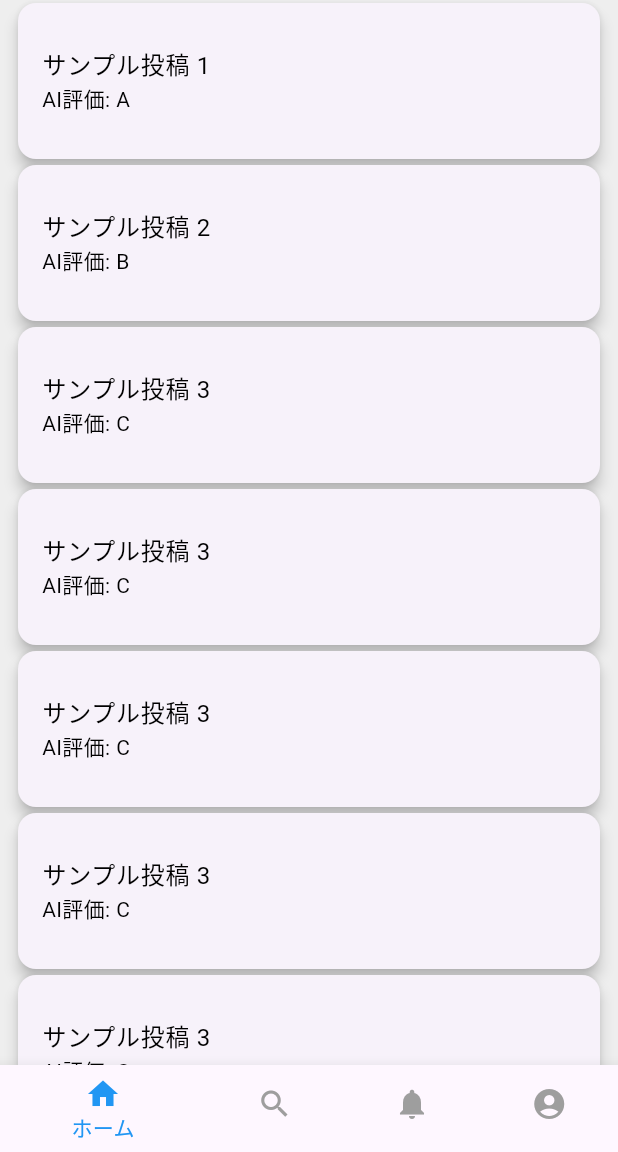
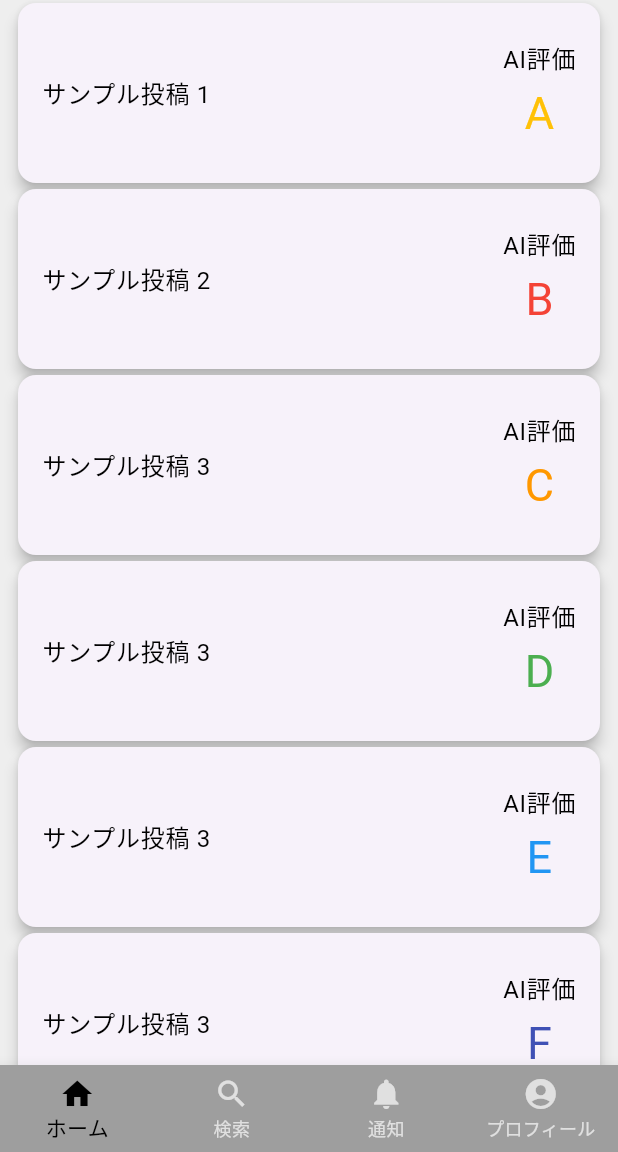
Before and after one commit to Shochan0713/PostGrade, a Flutter app: the screen it shows after launch, on a phone screen of 412 x 824 dp, the part 84-1236 px from its top. Run offline on Flutter 3.47's test engine with Material 3 defaults, Android fonts, the light colour scheme and no system bars; our stand-ins replace cloud_firestore, firebase_core, flutter_riverpod, go_router; accounts and stored records are empty.

Commit message:
Homeの表示修正

```diff
--- a/postgrade/lib/router/app_router.dart
+++ b/postgrade/lib/router/app_router.dart
@@ -1,4 +1,3 @@
-import 'package:flutter/material.dart';
 import 'package:go_router/go_router.dart';
 import 'package:postgrade/views/home_view.dart';
 import 'package:postgrade/views/login_view.dart';
@@ -13,7 +12,7 @@ class AppRouter {
           routes: [
             GoRoute(
               path: '/',
-              builder: (context, state) => HomePage(),
+              builder: (context, state) => const HomePage(),
             ),
             // pageBuilder: (context, state) => MaterialPage(
             //       key: state.pageKey,
--- a/postgrade/lib/styles/custom_app_bar.dart
+++ b/postgrade/lib/styles/custom_app_bar.dart
@@ -1,33 +1,72 @@
 import 'package:flutter/material.dart';
 
-class CustomAppBar extends StatelessWidget implements PreferredSizeWidget {
-  final String title;
+class CustomAppBar extends StatefulWidget implements PreferredSizeWidget {
+  const CustomAppBar({super.key});
 
-  const CustomAppBar({super.key, required this.title});
+  @override
+  State<CustomAppBar> createState() => _CustomAppBarState();
+
+  @override
+  Size get preferredSize => const Size.fromHeight(kToolbarHeight);
+}
+
+class _CustomAppBarState extends State<CustomAppBar> {
+  bool isSearching = false; // 検索状態を管理するフラグ
+  final TextEditingController _searchController = TextEditingController();
 
   @override
   Widget build(BuildContext context) {
     return AppBar(
-      title: const Center(
+      title: isSearching
+          ? TextField(
+              controller: _searchController,
+              autofocus: true,
+              decoration: const InputDecoration(
+                hintText: 'Search...',
+                hintStyle: TextStyle(color: Colors.grey), // ヒントテキストの色
+                filled: true, // 背景を塗りつぶす
+                fillColor: Colors.white, // 背景色を白に設定
+                enabledBorder: UnderlineInputBorder(
+                  borderSide: BorderSide(color: Colors.black), // 黒い下線
+                ),
+                focusedBorder: UnderlineInputBorder(
+                  borderSide: BorderSide(
+                      color: Colors.black, width: 2.0), // フォーカス時の黒い下線
+                ),
+              ),
+              style: const TextStyle(color: Colors.black), // テキストの色を黒に
+            )
+          : const Center(
               child: Text(
                 "PostGrade",
                 style: TextStyle(fontSize: 30),
               ),
             ),
-      backgroundColor: Colors.grey, // 背景色を設定
+      backgroundColor: Colors.grey,
+      leading: isSearching
+          ? IconButton(
+              icon: const Icon(Icons.arrow_back, color: Colors.black),
+              onPressed: () {
+                setState(() {
+                  isSearching = false;
+                  _searchController.clear(); // 検索バーを閉じた時にテキストをクリア
+                });
+              },
+            )
+          : null,
       actions: [
         IconButton(
           onPressed: () {
-              print('アイコンTap');
+            setState(() {
+              isSearching = true;
+            });
           },
-            icon: const Icon(
-              Icons.search,
-              color: Colors.black, // アイコンの色を背景に合わせて変更
-            ))
+          icon: Icon(
+            isSearching ? Icons.close : Icons.search,
+            color: Colors.black,
+          ),
+        ),
       ],
     );
   }
-
-  @override
-  Size get preferredSize => const Size.fromHeight(kToolbarHeight);
 }
--- a/postgrade/lib/styles/custom_bottom_nav_bar.dart
+++ b/postgrade/lib/styles/custom_bottom_nav_bar.dart
@@ -19,6 +19,7 @@ class _CustomBottomNavBarState extends State<CustomBottomNavBar> {
   @override
   Widget build(BuildContext context) {
     return BottomNavigationBar(
+      type: BottomNavigationBarType.fixed,
       items: const [
         BottomNavigationBarItem(
           icon: Icon(Icons.home),
@@ -37,9 +38,9 @@ class _CustomBottomNavBarState extends State<CustomBottomNavBar> {
           label: 'プロフィール',
         ),
       ],
-      selectedItemColor: Colors.blue, // 選択されたアイコンの色
-      unselectedItemColor: Colors.grey, // 未選択のアイコンの色
-      backgroundColor: Colors.white, // 背景色
+      selectedItemColor: Colors.black, // 選択されたアイコンの色
+      unselectedItemColor: Colors.grey[300], // 未選択のアイコンの色
+      backgroundColor: Colors.grey,
       currentIndex: _selectIndex,
       onTap: _onItemTapped,
     );
--- a/postgrade/lib/styles/custom_theme.dart
+++ b/postgrade/lib/styles/custom_theme.dart
@@ -6,14 +6,14 @@ class CustomTheme {
       primaryColor: Colors.teal,
       scaffoldBackgroundColor: Colors.white,
       textTheme: TextTheme(
-        bodyLarge: TextStyle(color: Colors.black),
+        bodyLarge: const TextStyle(color: Colors.black),
         bodyMedium: TextStyle(color: Colors.grey[600]),
       ),
-      appBarTheme: AppBarTheme(
+      appBarTheme: const AppBarTheme(
         backgroundColor: Colors.teal,
         titleTextStyle: TextStyle(color: Colors.white),
       ),
-      buttonTheme: ButtonThemeData(
+      buttonTheme: const ButtonThemeData(
         buttonColor: Colors.teal,
         textTheme: ButtonTextTheme.primary,
       ),
@@ -25,14 +25,14 @@ class CustomTheme {
       primaryColor: Colors.grey[900],
       scaffoldBackgroundColor: Colors.white, // 背景色
       textTheme: TextTheme(
-        bodyLarge: TextStyle(color: Colors.white),
+        bodyLarge: const TextStyle(color: Colors.white),
         bodyMedium: TextStyle(color: Colors.grey[300]),
       ),
       appBarTheme: AppBarTheme(
         backgroundColor: Colors.grey[900],
-        titleTextStyle: TextStyle(color: Colors.white),
+        titleTextStyle: const TextStyle(color: Colors.white),
       ),
-      buttonTheme: ButtonThemeData(
+      buttonTheme: const ButtonThemeData(
         buttonColor: Colors.blueGrey,
         textTheme: ButtonTextTheme.primary,
       ),
--- a/postgrade/lib/views/home_view.dart
+++ b/postgrade/lib/views/home_view.dart
@@ -1,5 +1,4 @@
 // lib/pages/home_page.dart
-import 'package:cloud_firestore/cloud_firestore.dart';
 import 'package:flutter/material.dart';
 import 'package:flutter_riverpod/flutter_riverpod.dart';
 import 'package:go_router/go_router.dart';
@@ -21,24 +20,24 @@ final postListProvider = FutureProvider<List<Post>>((ref) async {
     Post(id: '1', content: 'サンプル投稿 1', rating: 'A'),
     Post(id: '2', content: 'サンプル投稿 2', rating: 'B'),
     Post(id: '3', content: 'サンプル投稿 3', rating: 'C'),
-    Post(id: '3', content: 'サンプル投稿 3', rating: 'C'),
-    Post(id: '3', content: 'サンプル投稿 3', rating: 'C'),
-    Post(id: '3', content: 'サンプル投稿 3', rating: 'C'),
+    Post(id: '3', content: 'サンプル投稿 3', rating: 'D'),
+    Post(id: '3', content: 'サンプル投稿 3', rating: 'E'),
+    Post(id: '3', content: 'サンプル投稿 3', rating: 'F'),
     Post(id: '3', content: 'サンプル投稿 3', rating: 'C'),
     Post(id: '3', content: 'サンプル投稿 3', rating: 'C'),
   ];
+  // ignore: avoid_print
   print('サンプルデータ: $samplePosts'); // コンソールにサンプルデータを出力
   return Future.delayed(
       const Duration(seconds: 1), () => samplePosts); // データ取得の遅延を模倣
 });
 
 class HomePage extends ConsumerWidget {
-  CustomAppBar _customAppBar = const CustomAppBar(
-    title: 'Home',
-  );
-  CustomBottomNavBar _bottomNavBar = const CustomBottomNavBar();
+  final CustomAppBar _customAppBar = const CustomAppBar();
+  final CustomBottomNavBar _bottomNavBar = const CustomBottomNavBar();
 
-  HomePage({super.key});
+  const HomePage({super.key});
+
   @override
   Widget build(BuildContext context, WidgetRef ref) {
     final postList = ref.watch(postListProvider);
@@ -55,21 +54,38 @@ class HomePage extends ConsumerWidget {
                   (context, index) {
                     final post = samplePosts[index];
                     return Card(
-                      margin:
-                          EdgeInsets.symmetric(vertical: 2.0, horizontal: 12.0),
+                      margin: const EdgeInsets.symmetric(
+                          vertical: 2.0, horizontal: 12.0),
                       elevation: 4.0,
                       child: ListTile(
-                        contentPadding: EdgeInsets.all(16.0),
-                        title: Text(
-                          post.content,
-                          style: const TextStyle(color: Colors.black),
-                        ),
-                        subtitle: Text(
-                          'AI評価: ${post.rating}',
-                          style: const TextStyle(color: Colors.black),
+                        contentPadding: const EdgeInsets.all(16.0),
+                        title: Row(
+                          children: [
+                            Text(
+                              post.content,
+                              style: const TextStyle(color: Colors.black),
+                              overflow: TextOverflow.ellipsis,
+                            ),
+                            const Spacer(), // 左右にスペースを挿入してAI評価を右端に固定
+                            Column(children: [
+                              const Text(
+                                'AI評価',
+                                style: TextStyle(color: Colors.black),
+                              ),
+                              const SizedBox(
+                                height: 2,
+                              ),
+                              Text(
+                                '${post.rating}',
+                                style: TextStyle(
+                                  fontSize: 30,
+                                  color: _getRatingColor('${post.rating}'),
+                                ),
+                              ),
+                            ]), // 左右の要素間のスペース
+                          ],
                         ),
                         onTap: () {
-                          print("テキストクリック");
                           // 投稿詳細ページに遷移する
                           context.go('/post/${post.id}');
                         },
@@ -97,4 +113,23 @@ class HomePage extends ConsumerWidget {
       bottomNavigationBar: _bottomNavBar,
     );
   }
+
+  Color _getRatingColor(String rating) {
+    switch (rating) {
+      case 'A':
+        return Colors.amber;
+      case 'B':
+        return Colors.red;
+      case 'C':
+        return Colors.orange;
+      case 'D':
+        return Colors.green;
+      case 'E':
+        return Colors.blue;
+      case 'F':
+        return Colors.indigo;
+      default:
+        return Colors.black;
+    }
+  }
 }
```
Also changed, not shown: 1 other file. Lines whose indentation alone changed are shown as unchanged.
